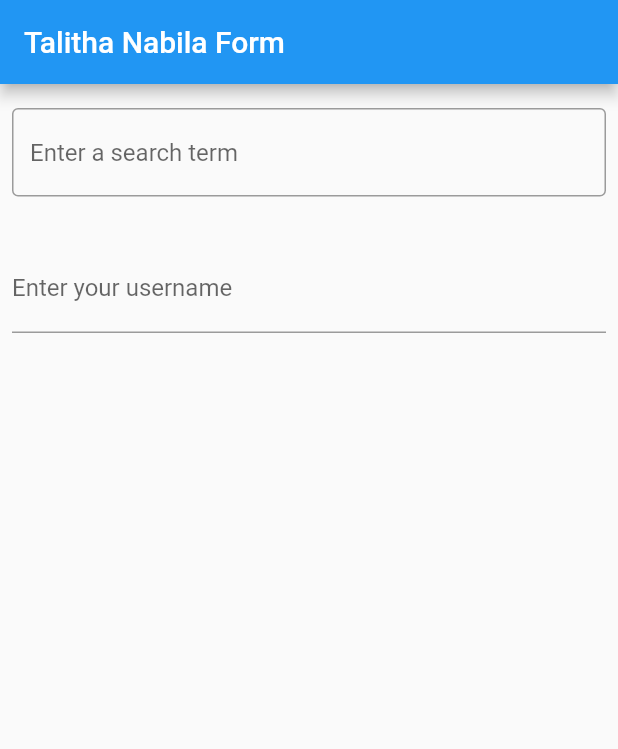
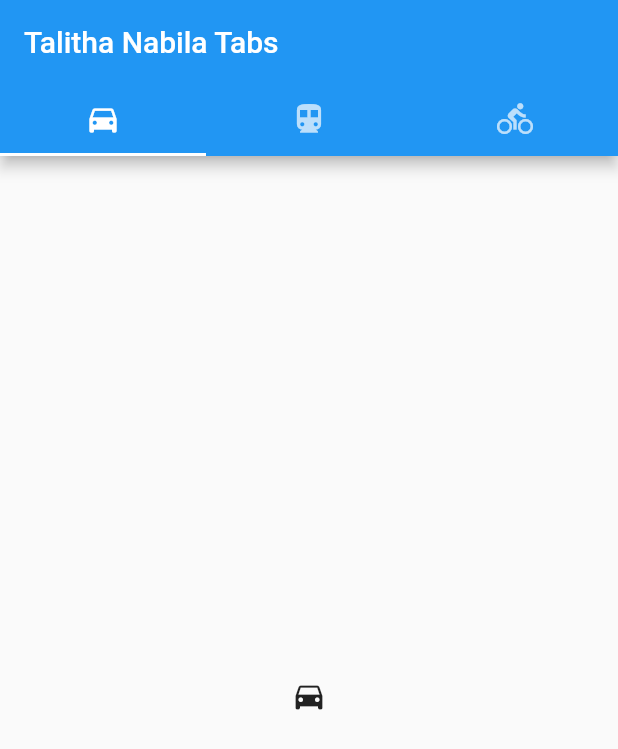
Before and after one commit to Kamize/talitha-flutter, a Flutter app: the screen it shows after launch, on a phone screen of 412 x 824 dp. Shown: the top 749 px of the screen. Run offline on Flutter 3.47's test engine with Material 2 defaults, Android fonts, the phone set to English and light mode, and no system bars.

Commit message:
tab bar example

```diff
--- a/lib/main.dart
+++ b/lib/main.dart
@@ -1,50 +1,36 @@
 import 'package:flutter/material.dart';
 
-void main() => runApp(const MyApp());
-// Talitha Nabila - 1301204516
-class MyApp extends StatelessWidget {
-  const MyApp({Key? key}) : super(key: key);
+void main() {
+  runApp(const TabBarDemo());
+}
+
+class TabBarDemo extends StatelessWidget {
+  const TabBarDemo({Key? key}) : super(key: key);
   @override
   Widget build(BuildContext context) {
-    const appTitle = 'Talitha Nabila Form';
     return MaterialApp(
-      title: appTitle,
-      home: Scaffold(
-        appBar: AppBar(
-          title: const Text(appTitle),
+      home: DefaultTabController(
+        length: 3,
+        child: Scaffold(
+          appBar: AppBar(
+            bottom: const TabBar(
+              tabs: [
+                Tab(icon: Icon(Icons.directions_car)),
+                Tab(icon: Icon(Icons.directions_transit)),
+                Tab(icon: Icon(Icons.directions_bike)),
+              ],
+            ),
+            title: const Text('Talitha Nabila Tabs'),
+          ),
+          body: const TabBarView(
+            children: [
+              Icon(Icons.directions_car),
+              Icon(Icons.directions_transit),
+              Icon(Icons.directions_bike),
+            ],
+          ),
         ),
-        body: const MyCustomForm(),
       ),
     );
   }
 }
-
-class MyCustomForm extends StatelessWidget {
-  const MyCustomForm({Key? key}) : super(key: key);
-  @override
-  Widget build(BuildContext context) {
-    return Column(
-      crossAxisAlignment: CrossAxisAlignment.start,
-      children: <Widget>[
-        const Padding(
-          padding: EdgeInsets.symmetric(horizontal: 8, vertical: 16),
-          child: TextField(
-            decoration: InputDecoration(
-              border: OutlineInputBorder(),
-              hintText: 'Enter a search term',
-            ),
-          ),
-        ),
-        Padding(
-          padding: const EdgeInsets.symmetric(horizontal: 8, vertical: 16),
-          child: TextFormField(
-            decoration: const InputDecoration(
-              border: UnderlineInputBorder(),
-              labelText: 'Enter your username',
-            ),
-          ),
-        ),
-      ],
-    );
-  }
-}
```
